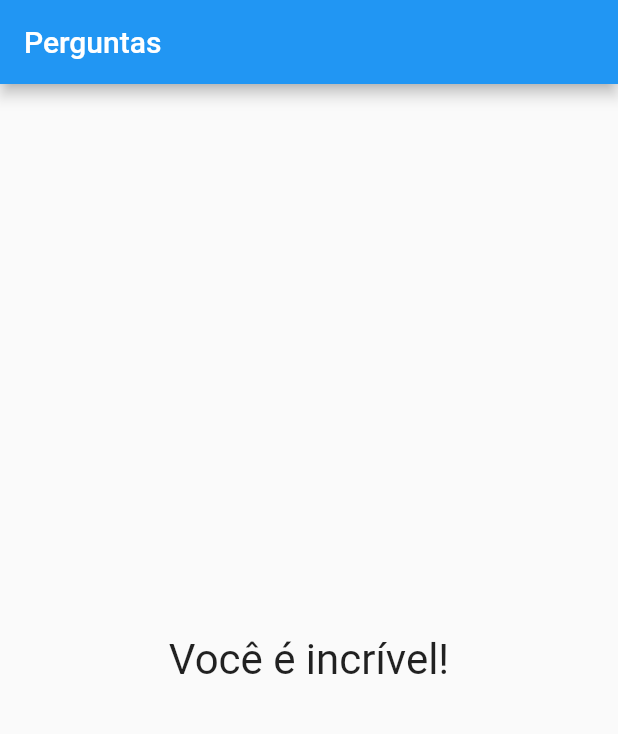
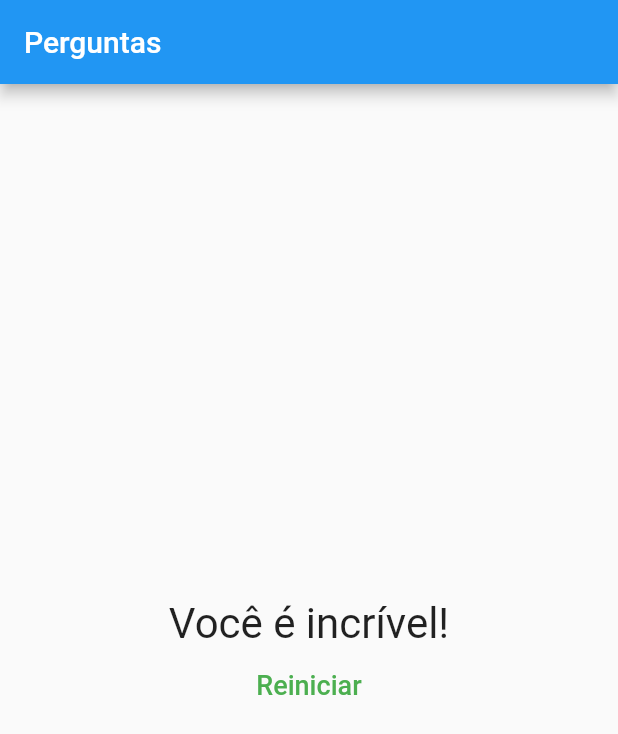
Before and after one commit to MoellerDoug/projeto_perguntas, a Flutter app: the screen it shows after launch, after a tap on "Papagaio", after a tap on "Cerveja", after a tap on "Afogados", on a phone screen of 412 x 824 dp. Shown: the top 734 px of the screen. Run offline on Flutter 3.47's test engine with Material 2 defaults, Android fonts, the phone set to English and light mode, and no system bars.

Commit message:
- Adicionado botão para reiniciar questionário;

```diff
--- a/lib/main.dart
+++ b/lib/main.dart
@@ -22,8 +22,8 @@ class _PerguntaAppState extends State<PerguntaApp> {
       'texto': 'Qual sua bebida favorita?',
       'respostas': [
         { 'texto': 'Chimarrão', 'pontuacao': 40},
-        { 'texto': 'Cerveja', 'pontuacao': 9},
-        { 'texto': 'Cachaça', 'pontuacao': 7},
+        { 'texto': 'Cerveja', 'pontuacao': 7},
+        { 'texto': 'Cachaça', 'pontuacao': 4},
         { 'texto': 'Café', 'pontuacao': 60},
       ],
     },
@@ -32,8 +32,8 @@ class _PerguntaAppState extends State<PerguntaApp> {
       'respostas': [
         { 'texto': 'Internacional', 'pontuacao': 8},
         { 'texto': 'Grêmio', 'pontuacao': 8},
-        { 'texto': 'Afogados', 'pontuacao': 6},
-        { 'texto': 'Nenhum destes', 'pontuacao': 3},
+        { 'texto': 'Afogados', 'pontuacao': 4},
+        { 'texto': 'Nenhum destes', 'pontuacao': 2},
       ],
     },
   ];
@@ -47,6 +47,13 @@ class _PerguntaAppState extends State<PerguntaApp> {
       print(_perguntaSelecionada);
       print(_pontuacaoTotal);
     }
+  }
+
+  void _reiniciarQuestionario() {
+    setState(() {
+      _perguntaSelecionada = 0;
+      _pontuacaoTotal = 0;
+    });
   }
 
   bool get temPerguntaSelecionada {
@@ -67,7 +74,7 @@ class _PerguntaAppState extends State<PerguntaApp> {
               perguntaSelecionada: _perguntaSelecionada,
               responder: _responder
           )
-              : Resultado(_pontuacaoTotal),
+              : Resultado(_pontuacaoTotal, _reiniciarQuestionario),
         )
     );
   }
--- a/lib/resultado.dart
+++ b/lib/resultado.dart
@@ -1,10 +1,12 @@
+import 'package:flutter/cupertino.dart';
 import 'package:flutter/material.dart';
 
 class Resultado extends StatelessWidget {
 
   final int pontuacao;
+  final void Function() reiniciarQuestionario;
 
-  Resultado(this.pontuacao);
+  Resultado(this.pontuacao, this.reiniciarQuestionario);
 
   String get respostaFinal {
     if(pontuacao < 15) {
@@ -22,11 +24,24 @@ class Resultado extends StatelessWidget {
 
   @override
   Widget build(BuildContext context) {
-    return Center(
-      child: Text(
-        respostaFinal,
-        style: TextStyle(fontSize: 28),
-      ),
+    return Column(
+      mainAxisAlignment: MainAxisAlignment.center,
+      children: [
+        Center(
+          child: Text(
+            respostaFinal,
+            style: TextStyle(fontSize: 28),
+          ),
+        ),
+        FlatButton(
+          child: Text(
+            'Reiniciar',
+            style: TextStyle(fontSize: 18),
+          ),
+          textColor: Colors.green,
+          onPressed: reiniciarQuestionario,
+        )
+      ],
     );
   }
 }
```
